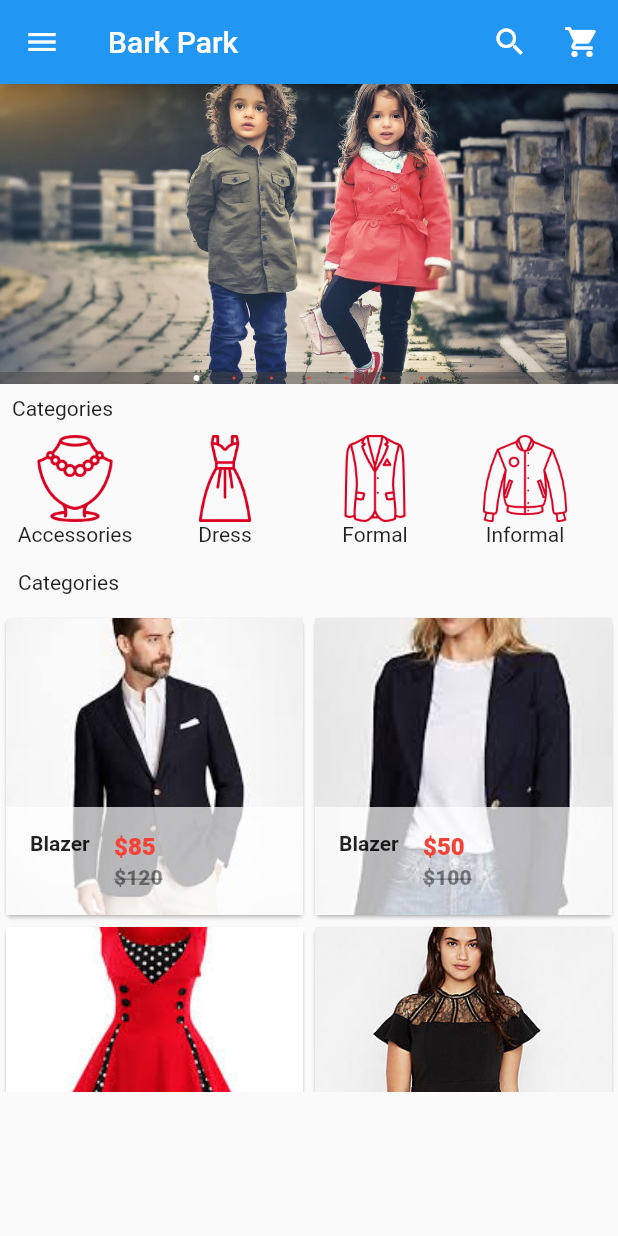
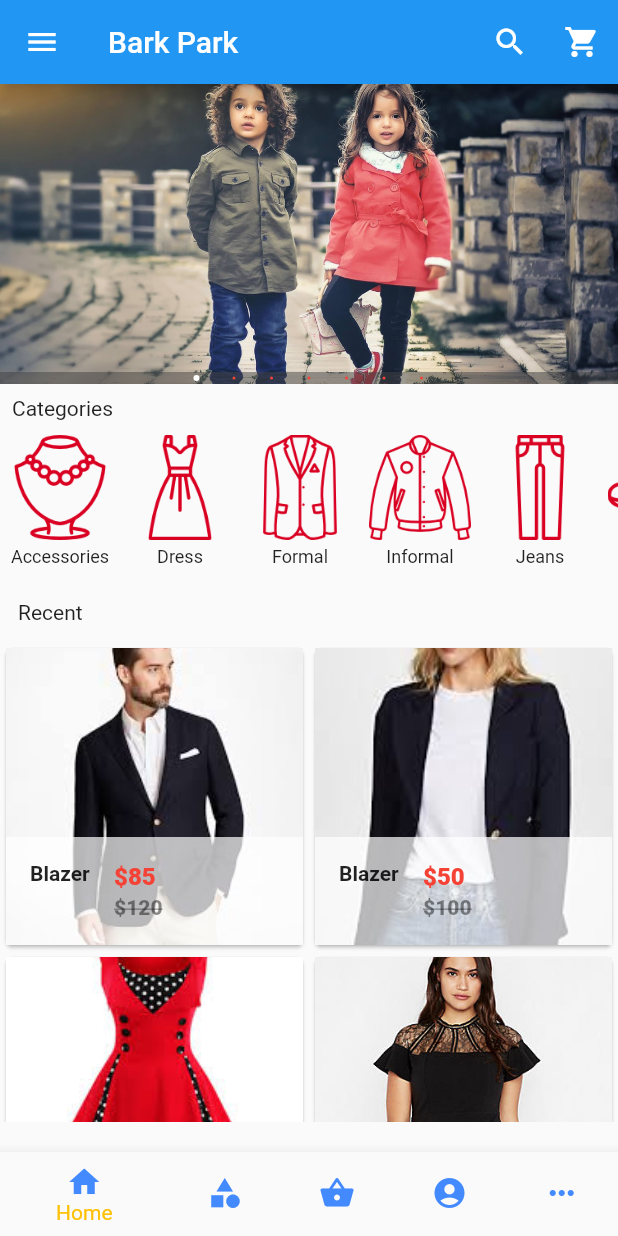
Before and after one commit to AhmedSalemgitHub/park_bark, a Flutter app: the screen it shows after launch, on a phone screen of 412 x 824 dp. Run offline on Flutter 3.47's test engine with Material 2 defaults, Android fonts, the light colour scheme and no system bars; drawn by our look-alikes of carousel_pro.

Commit message:
adding blank pages

```diff
--- a/lib/custom_widgets/HList.dart
+++ b/lib/custom_widgets/HList.dart
@@ -4,11 +4,10 @@ class HList extends StatelessWidget {
   @override
   Widget build(BuildContext context) {
     return Container(
-      height: 80,
-      width: 100,
+      height: 100,
       child: ListView(
         scrollDirection: Axis.horizontal,
-        itemExtent: 100.0,
+        itemExtent: 80.0,
         children: <Widget>[
           Category(imageLocation:'images/cats/accessories.png',imageCaption:'Accessories'),
           Category(imageLocation:'images/cats/dress.png',imageCaption:'Dress'),
@@ -35,8 +34,9 @@ class Category extends StatelessWidget {
       onTap: (){},
       child: Column(
         children: <Widget>[
-          Image.asset(imageLocation,width: 58,height: 58,),
-          Text(imageCaption)
+          Image.asset(imageLocation,height: 70,),
+          Padding(padding : EdgeInsets.all(2.0)),
+          Text(imageCaption,style: TextStyle(fontSize: 12),)
         ],
       ),
     ),);
--- a/lib/main.dart
+++ b/lib/main.dart
@@ -1,51 +1,44 @@
 import 'package:flutter/material.dart';
-import 'package:carousel_pro/carousel_pro.dart';
-import 'package:park_bark/custom_widgets/HList.dart';
-import 'package:park_bark/custom_widgets/Products.dart';
+import 'package:park_bark/pages/Categories.dart';
+import 'package:park_bark/pages/HomePage.dart';
+import 'package:park_bark/pages/MyCart.dart';
+import 'package:park_bark/pages/MyAccount.dart';
+import 'package:park_bark/pages/More.dart';
+
 
 void main() {
   runApp(
     MaterialApp(
+
       debugShowCheckedModeBanner: false,
       theme: ThemeData(
         accentColor: Colors.blue,
         primaryColor: Colors.blue,
         primarySwatch: Colors.blue,
+        iconTheme: IconThemeData(color: Colors.blueAccent,),
       ),
-      home: HomePage(),
+      home: LandingPage(),
     ),
   );
 }
 
-class HomePage extends StatefulWidget {
+class LandingPage extends StatefulWidget {
   @override
-  _HomePageState createState() => _HomePageState();
+  _LandingPageState createState() => _LandingPageState();
 }
 
-class _HomePageState extends State<HomePage> {
+class _LandingPageState extends State<LandingPage> {
+  int _selectedIndex = 0;
+
+  void _onItemTapped(int index){
+    setState(() {
+      _selectedIndex = index;
+    });
+  }
+
   @override
   Widget build(BuildContext context) {
-    Widget image_carousel = new Container(
-      height: 200.0,
-      child: Carousel(
-        boxFit: BoxFit.cover,
-        images: [
-          AssetImage('images/c1.jpg'),
-          AssetImage('images/m1.jpeg'),
-          AssetImage('images/w1.jpeg'),
-          AssetImage('images/w4.jpeg'),
-          AssetImage('images/w3.jpeg'),
-          AssetImage('images/m2.jpg'),
-          AssetImage('images/IMG_1266.JPG'),
-        ],
-        autoplay: false,
-        animationCurve: Curves.fastOutSlowIn,
-        animationDuration: Duration(milliseconds: 1000),
-        dotSize: 2.0,
-        indicatorBgPadding: 2.0,
-        dotColor: Colors.red,
-      ),
-    );
+    List<Widget> _pages = <Widget>[HomePage(),Categories(),MyCart(),MyAccount(),More()];
 
     return Scaffold(
       appBar: AppBar(
@@ -138,23 +131,19 @@ class _HomePageState extends State<HomePage> {
           ],
         ),
       ),
-      body: ListView(
-        children: <Widget>[
-          image_carousel,
-          Padding(
-            padding: EdgeInsets.all(8.0),
-            child: Text('Categories'),
-          ),
-          HList(),
-          Padding(
-            padding: EdgeInsets.all(12.0),
-            child: Text('Categories'),
-          ),
-          Container(
-            height: 320.0,
-            child: Products(),
-          ),
+      body: _pages.elementAt(_selectedIndex),
+      bottomNavigationBar: BottomNavigationBar(
+
+        items: <BottomNavigationBarItem>[
+          BottomNavigationBarItem(icon: Icon(Icons.home,color: Colors.blueAccent,),title: Text('Home',style: TextStyle(color: Colors.black),)),
+          BottomNavigationBarItem(icon: Icon(Icons.category,color: Colors.blueAccent,),title: Text('Category',style: TextStyle(color: Colors.black),)),
+          BottomNavigationBarItem(icon: Icon(Icons.shopping_basket,color: Colors.blueAccent,),title: Text('cart',style: TextStyle(color: Colors.black),)),
+          BottomNavigationBarItem(icon: Icon(Icons.account_circle,color: Colors.blueAccent,),title: Text('account',style: TextStyle(color: Colors.black),)),
+          BottomNavigationBarItem(icon: Icon(Icons.more_horiz,color: Colors.blueAccent,),title: Text('more',style: TextStyle(color: Colors.black),)),
         ],
+        currentIndex: _selectedIndex,
+        selectedItemColor: Colors.amber,
+        onTap: _onItemTapped,
       ),
     );
   }
--- /dev/null
+++ b/lib/pages/HomePage.dart
@@ -0,0 +1,55 @@
+import 'package:carousel_pro/carousel_pro.dart';
+import 'package:flutter/material.dart';
+import 'package:park_bark/custom_widgets/HList.dart';
+import 'package:park_bark/custom_widgets/Products.dart';
+
+class HomePage extends StatefulWidget {
+  @override
+  _HomePageState createState() => _HomePageState();
+}
+
+class _HomePageState extends State<HomePage> {
+
+  Widget image_carousel = new Container(
+    height: 200.0,
+    child: Carousel(
+      boxFit: BoxFit.cover,
+      images: [
+        AssetImage('images/c1.jpg'),
+        AssetImage('images/m1.jpeg'),
+        AssetImage('images/w1.jpeg'),
+        AssetImage('images/w4.jpeg'),
+        AssetImage('images/w3.jpeg'),
+        AssetImage('images/m2.jpg'),
+        AssetImage('images/IMG_1266.JPG'),
+      ],
+      autoplay: false,
+      animationCurve: Curves.fastOutSlowIn,
+      animationDuration: Duration(milliseconds: 1000),
+      dotSize: 2.0,
+      indicatorBgPadding: 2.0,
+      dotColor: Colors.red,
+    ),
+  );
+  @override
+  Widget build(BuildContext context) {
+    return ListView(
+      children: <Widget>[
+        image_carousel,
+        Padding(
+          padding: EdgeInsets.all(8.0),
+          child: Text('Categories'),
+        ),
+        HList(),
+        Padding(
+          padding: EdgeInsets.all(12.0),
+          child: Text('Recent'),
+        ),
+        Container(
+          height: 320.0,
+          child: Products(),
+        ),
+      ],
+    );
+  }
+}
```
Also changed, not shown: lib/pages/Categories.dart (added, +15 -0 lines), lib/pages/More.dart (added, +15 -0 lines), lib/pages/MyAccount.dart (added, +15 -0 lines), lib/pages/MyCart.dart (added, +15 -0 lines).
